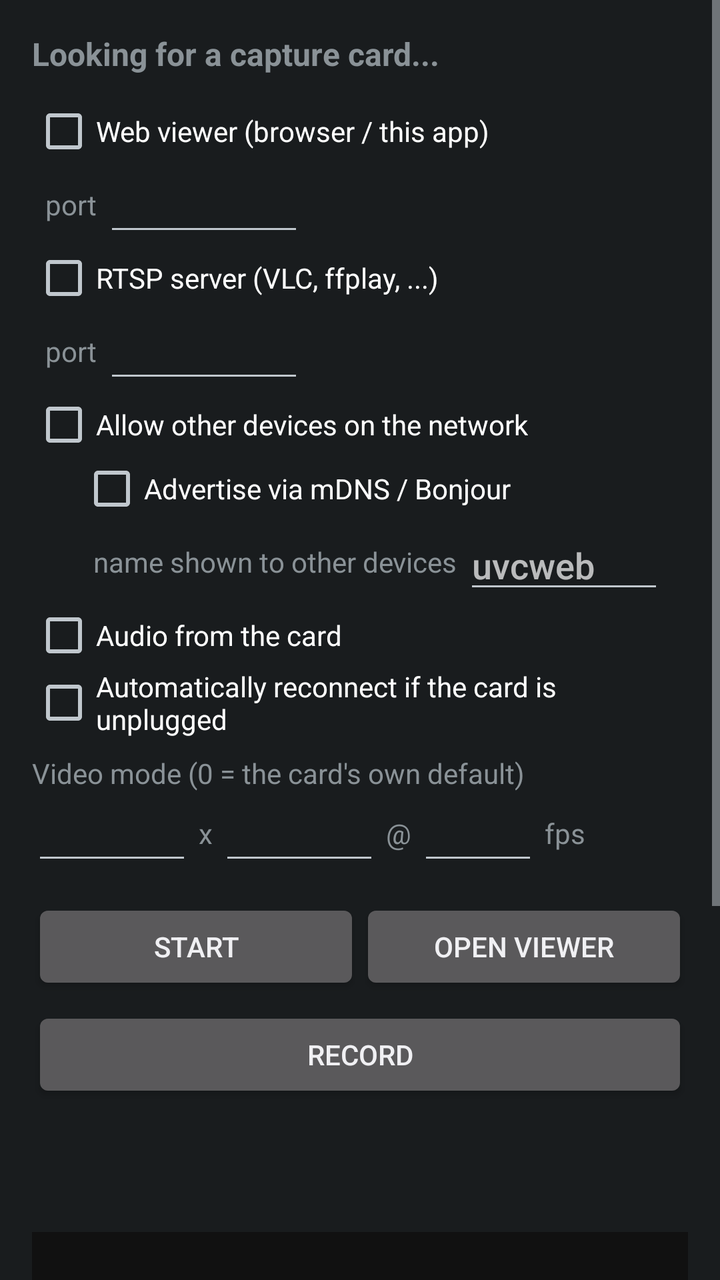
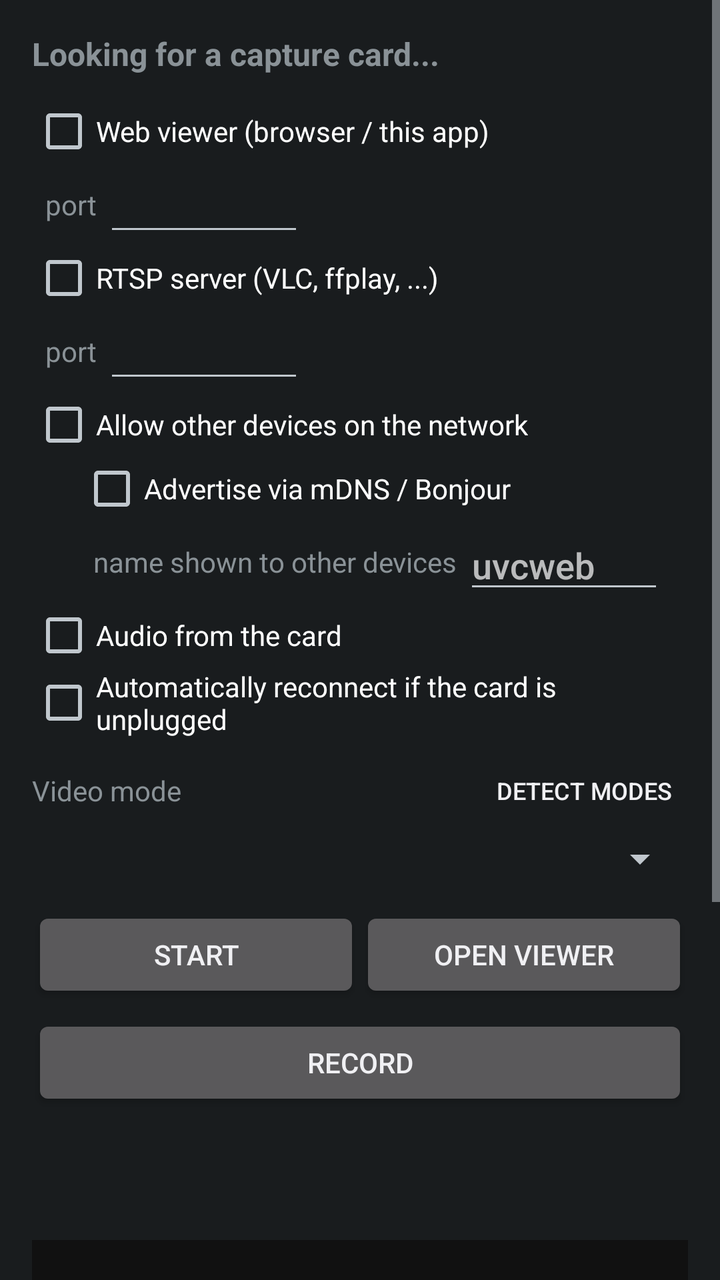

An Android layout rendered at two revisions. The XML below is the earlier revision; the diff shows what the commit changed to produce the second picture.
<!-- AndroidManifest.xml: application theme android:Theme.DeviceDefault -->
<!-- res/layout/activity_main.xml -->
<?xml version="1.0" encoding="utf-8"?>
<LinearLayout xmlns:android="http://schemas.android.com/apk/res/android"
  android:layout_width="match_parent"
  android:layout_height="match_parent"
  android:fitsSystemWindows="true"
  android:orientation="vertical">

  <ScrollView
    android:layout_width="match_parent"
    android:layout_height="0dp"
    android:layout_weight="1"
    android:fillViewport="true">

    <LinearLayout
      android:layout_width="match_parent"
      android:layout_height="wrap_content"
      android:orientation="vertical"
      android:padding="16dp">

      <TextView
        android:id="@+id/deviceText"
        android:layout_width="match_parent"
        android:layout_height="wrap_content"
        android:text="Looking for a capture card..."
        android:textSize="16sp"
        android:textStyle="bold" />

      <CheckBox
        android:id="@+id/webCheck"
        android:layout_width="wrap_content"
        android:layout_height="wrap_content"
        android:layout_marginTop="12dp"
        android:text="Web viewer (browser / this app)" />

      <LinearLayout
        android:layout_width="match_parent"
        android:layout_height="wrap_content"
        android:gravity="center_vertical"
        android:orientation="horizontal">
        <TextView
          android:layout_width="wrap_content"
          android:layout_height="wrap_content"
          android:text="  port " />
        <EditText
          android:id="@+id/webPortEdit"
          android:layout_width="100dp"
          android:layout_height="wrap_content"
          android:inputType="number"
          android:maxLength="5" />
      </LinearLayout>

      <CheckBox
        android:id="@+id/rtspCheck"
        android:layout_width="wrap_content"
        android:layout_height="wrap_content"
        android:text="RTSP server (VLC, ffplay, ...)" />

      <LinearLayout
        android:layout_width="match_parent"
        android:layout_height="wrap_content"
        android:gravity="center_vertical"
        android:orientation="horizontal">
        <TextView
          android:layout_width="wrap_content"
          android:layout_height="wrap_content"
          android:text="  port " />
        <EditText
          android:id="@+id/rtspPortEdit"
          android:layout_width="100dp"
          android:layout_height="wrap_content"
          android:inputType="number"
          android:maxLength="5" />
      </LinearLayout>

      <CheckBox
        android:id="@+id/lanCheck"
        android:layout_width="wrap_content"
        android:layout_height="wrap_content"
        android:text="Allow other devices on the network" />

      <CheckBox
        android:id="@+id/mdnsCheck"
        android:layout_width="wrap_content"
        android:layout_height="wrap_content"
        android:layout_marginStart="24dp"
        android:text="Advertise via mDNS / Bonjour" />

      <LinearLayout
        android:layout_width="match_parent"
        android:layout_height="wrap_content"
        android:layout_marginStart="24dp"
        android:gravity="center_vertical"
        android:orientation="horizontal">
        <TextView
          android:layout_width="wrap_content"
          android:layout_height="wrap_content"
          android:text="  name shown to other devices " />
        <EditText
          android:id="@+id/mdnsNameEdit"
          android:layout_width="100dp"
          android:layout_height="wrap_content"
          android:hint="uvcweb"
          android:inputType="text"
          android:maxLength="60" />
      </LinearLayout>

      <CheckBox
        android:id="@+id/audioCheck"
        android:layout_width="wrap_content"
        android:layout_height="wrap_content"
        android:text="Audio from the card" />

      <CheckBox
        android:id="@+id/autoReconnectCheck"
        android:layout_width="wrap_content"
        android:layout_height="wrap_content"
        android:text="Automatically reconnect if the card is unplugged" />

      <TextView
        android:layout_width="match_parent"
        android:layout_height="wrap_content"
        android:layout_marginTop="8dp"
        android:text="Video mode (0 = the card's own default)" />

      <LinearLayout
        android:layout_width="match_parent"
        android:layout_height="wrap_content"
        android:gravity="center_vertical"
        android:orientation="horizontal">
        <EditText
          android:id="@+id/widthEdit"
          android:layout_width="80dp"
          android:layout_height="wrap_content"
          android:inputType="number"
          android:maxLength="5" />
        <TextView
          android:layout_width="wrap_content"
          android:layout_height="wrap_content"
          android:text=" x " />
        <EditText
          android:id="@+id/heightEdit"
          android:layout_width="80dp"
          android:layout_height="wrap_content"
          android:inputType="number"
          android:maxLength="5" />
        <TextView
          android:layout_width="wrap_content"
          android:layout_height="wrap_content"
          android:text=" @ " />
        <EditText
          android:id="@+id/fpsEdit"
          android:layout_width="60dp"
          android:layout_height="wrap_content"
          android:inputType="number"
          android:maxLength="3" />
        <TextView
          android:layout_width="wrap_content"
          android:layout_height="wrap_content"
          android:text=" fps" />
      </LinearLayout>

      <LinearLayout
        android:layout_width="match_parent"
        android:layout_height="wrap_content"
        android:layout_marginTop="12dp"
        android:orientation="horizontal">
        <Button
          android:id="@+id/startButton"
          android:layout_width="0dp"
          android:layout_height="wrap_content"
          android:layout_weight="1"
          android:text="Start" />
        <Button
          android:id="@+id/viewerButton"
          android:layout_width="0dp"
          android:layout_height="wrap_content"
          android:layout_weight="1"
          android:text="Open viewer" />
      </LinearLayout>

      <Button
        android:id="@+id/recordButton"
        android:layout_width="match_parent"
        android:layout_height="wrap_content"
        android:layout_marginTop="6dp"
        android:text="Record" />

      <TextView
        android:id="@+id/statusText"
        android:layout_width="match_parent"
        android:layout_height="wrap_content"
        android:layout_marginTop="12dp"
        android:textSize="16sp" />

      <TextView
        android:id="@+id/urlText"
        android:layout_width="match_parent"
        android:layout_height="wrap_content"
        android:textIsSelectable="true"
        android:typeface="monospace" />
      <LinearLayout
        android:layout_width="match_parent"
        android:layout_height="wrap_content"
        android:orientation="vertical"
        android:paddingTop="12dp"
        android:paddingBottom="12dp">

        <ScrollView
          android:id="@+id/logScroll"
          android:layout_width="match_parent"
          android:layout_height="220dp"
          android:background="#111111">
          <TextView
            android:id="@+id/logText"
            android:layout_width="match_parent"
            android:layout_height="wrap_content"
            android:padding="6dp"
            android:textColor="#00ff00"
            android:textIsSelectable="true"
            android:textSize="11sp"
            android:typeface="monospace" />
        </ScrollView>

        <Button
          android:id="@+id/clearLogButton"
          android:layout_width="wrap_content"
          android:layout_height="wrap_content"
          android:layout_gravity="end"
          android:layout_marginTop="4dp"
          style="?android:attr/borderlessButtonStyle"
          android:minWidth="0dp"
          android:minHeight="0dp"
          android:paddingStart="8dp"
          android:paddingEnd="8dp"
          android:textSize="12sp"
          android:text="Clear" />
      </LinearLayout>
    </LinearLayout>
  </ScrollView>
</LinearLayout>
<!-- resources referenced by this layout -->
<resources>

</resources>

<!-- the commit's change to res/layout/activity_main.xml (unified diff, before → after) -->
@@ -116,17 +116,46 @@
         android:layout_height="wrap_content"
         android:text="Automatically reconnect if the card is unplugged" />
 
-      <TextView
+      <LinearLayout
         android:layout_width="match_parent"
         android:layout_height="wrap_content"
         android:layout_marginTop="8dp"
-        android:text="Video mode (0 = the card's own default)" />
-
-      <LinearLayout
-        android:layout_width="match_parent"
-        android:layout_height="wrap_content"
-        android:gravity="center_vertical"
-        android:orientation="horizontal">
+        android:gravity="center_vertical"
+        android:orientation="horizontal">
+
+        <TextView
+          android:id="@+id/modeLabel"
+          android:layout_width="0dp"
+          android:layout_height="wrap_content"
+          android:layout_weight="1"
+          android:text="Video mode" />
+
+        <Button
+          android:id="@+id/detectModesButton"
+          android:layout_width="wrap_content"
+          android:layout_height="wrap_content"
+          android:minWidth="0dp"
+          android:minHeight="0dp"
+          android:paddingStart="8dp"
+          android:paddingEnd="8dp"
+          style="?android:attr/borderlessButtonStyle"
+          android:textSize="12sp"
+          android:text="Detect modes" />
+      </LinearLayout>
+
+      <Spinner
+        android:id="@+id/modeSpinner"
+        android:layout_width="match_parent"
+        android:layout_height="wrap_content"
+        android:layout_marginTop="4dp" />
+
+      <LinearLayout
+        android:id="@+id/customModeRow"
+        android:layout_width="match_parent"
+        android:layout_height="wrap_content"
+        android:gravity="center_vertical"
+        android:orientation="horizontal"
+        android:visibility="gone">
         <EditText
           android:id="@+id/widthEdit"
           android:layout_width="80dp"
